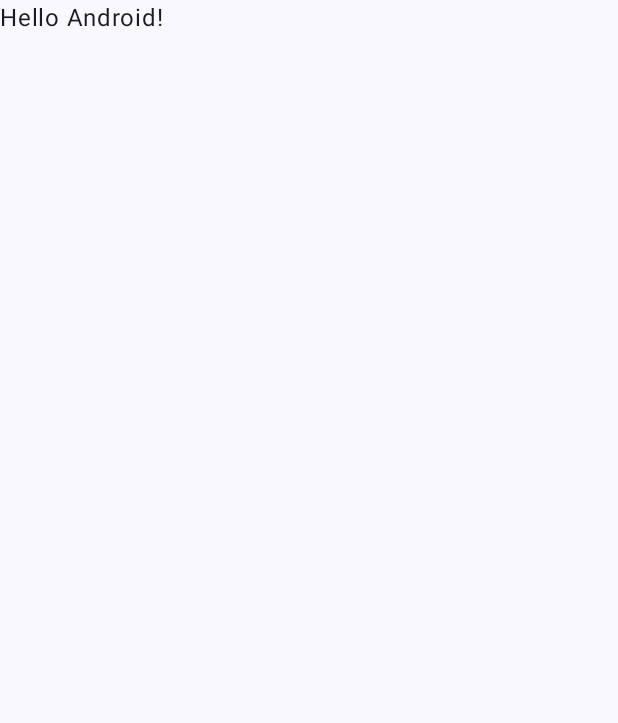
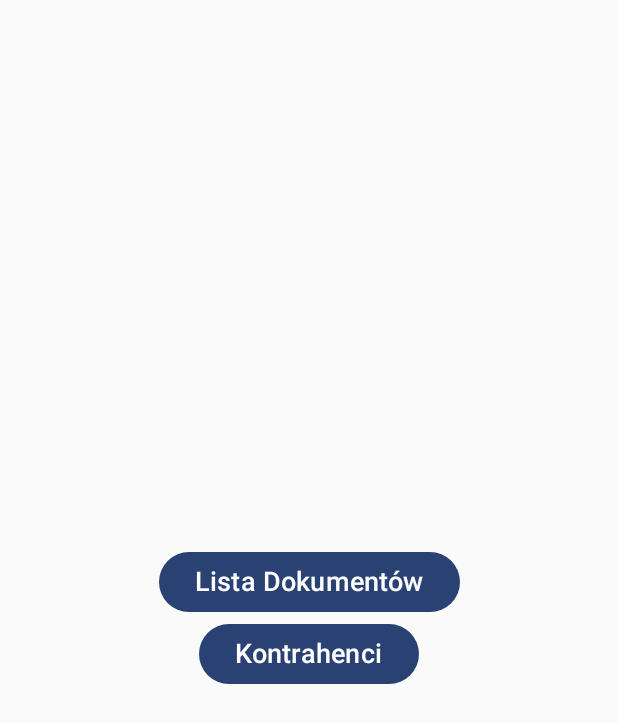
Before and after one commit to NolifekNTB/PrzyjeciaMagazyn, an Android app built with Jetpack Compose: the screen it shows after launch (MainActivity), on a phone screen of 412 x 824 dp. Before the commit the part shown is almost empty. Shown: the top 723 px of the screen. Run offline under Robolectric (Android 15) with nearby library versions, the phone set to English and light mode, and no system bars.

```diff
--- a/app/src/main/AndroidManifest.xml
+++ b/app/src/main/AndroidManifest.xml
@@ -13,7 +13,7 @@
         android:theme="@style/Theme.PrzyjeciaMagazyn"
         tools:targetApi="31">
         <activity
-            android:name=".MainActivity"
+            android:name=".presentation.main.MainActivity"
             android:exported="true"
             android:label="@string/app_name"
             android:theme="@style/Theme.PrzyjeciaMagazyn">
--- a/app/src/main/java/com/example/przyjeciamagazyn/MainActivity.kt
+++ /dev/null
@@ -1,47 +0,0 @@
-package com.example.przyjeciamagazyn
-
-import android.os.Bundle
-import androidx.activity.ComponentActivity
-import androidx.activity.compose.setContent
-import androidx.activity.enableEdgeToEdge
-import androidx.compose.foundation.layout.fillMaxSize
-import androidx.compose.foundation.layout.padding
-import androidx.compose.material3.Scaffold
-import androidx.compose.material3.Text
-import androidx.compose.runtime.Composable
-import androidx.compose.ui.Modifier
-import androidx.compose.ui.tooling.preview.Preview
-import com.example.przyjeciamagazyn.ui.theme.PrzyjeciaMagazynTheme
-
-class MainActivity : ComponentActivity() {
-    override fun onCreate(savedInstanceState: Bundle?) {
-        super.onCreate(savedInstanceState)
-        enableEdgeToEdge()
-        setContent {
-            PrzyjeciaMagazynTheme {
-                Scaffold(modifier = Modifier.fillMaxSize()) { innerPadding ->
-                    Greeting(
-                        name = "Android",
-                        modifier = Modifier.padding(innerPadding)
-                    )
-                }
-            }
-        }
-    }
-}
-
-@Composable
-fun Greeting(name: String, modifier: Modifier = Modifier) {
-    Text(
-        text = "Hello $name!",
-        modifier = modifier
-    )
-}
-
-@Preview(showBackground = true)
-@Composable
-fun GreetingPreview() {
-    PrzyjeciaMagazynTheme {
-        Greeting("Android")
-    }
-}
--- /dev/null
+++ b/app/src/main/java/com/example/przyjeciamagazyn/data/model/Contractor.kt
@@ -0,0 +1,6 @@
+package com.example.przyjeciamagazyn.data.model
+
+data class Contractor(
+    val symbol: String,
+    val name: String
+)
--- /dev/null
+++ b/app/src/main/java/com/example/przyjeciamagazyn/presentation/main/MainActivity.kt
@@ -0,0 +1,53 @@
+package com.example.przyjeciamagazyn.presentation.main
+
+import android.os.Bundle
+import androidx.activity.ComponentActivity
+import androidx.activity.compose.setContent
+import androidx.compose.foundation.layout.Arrangement
+import androidx.compose.foundation.layout.Column
+import androidx.compose.foundation.layout.fillMaxSize
+import androidx.compose.material3.Button
+import androidx.compose.material3.Text
+import androidx.compose.runtime.Composable
+import androidx.compose.ui.Alignment
+import androidx.compose.ui.Modifier
+import androidx.compose.ui.tooling.preview.Preview
+import androidx.compose.ui.unit.sp
+import com.example.przyjeciamagazyn.presentation.contractor.ContractorListViewScreen
+import com.example.przyjeciamagazyn.presentation.theme.PrzyjeciaMagazynTheme
+
+class MainActivity : ComponentActivity() {
+    override fun onCreate(savedInstanceState: Bundle?) {
+        super.onCreate(savedInstanceState)
+        //enableEdgeToEdge()
+        setContent {
+            PrzyjeciaMagazynTheme {
+                MainScreen()
+            }
+        }
+    }
+}
+
+@Composable
+fun MainScreen() {
+    Column(
+        modifier = Modifier.fillMaxSize(),
+        verticalArrangement = Arrangement.Center,
+        horizontalAlignment = Alignment.CenterHorizontally
+    ) {
+        Button(onClick = { /* TODO Navigate to Lista Dokumentów */ }) {
+            Text(text = "Lista Dokumentów", fontSize = 18.sp)
+        }
+        Button(onClick = { /* TODO Navigate to Kontrahenci */ }) {
+            Text(text = "Kontrahenci", fontSize = 18.sp)
+        }
+    }
+}
+
+@Preview(showBackground = true)
+@Composable
+fun MainScreenPreview() {
+    PrzyjeciaMagazynTheme {
+        MainScreen()
+    }
+}
--- a/app/src/main/java/com/example/przyjeciamagazyn/ui/theme/Color.kt
+++ b/app/src/main/java/com/example/przyjeciamagazyn/presentation/theme/Color.kt
@@ -1,4 +1,4 @@
-package com.example.przyjeciamagazyn.ui.theme
+package com.example.przyjeciamagazyn.presentation.theme
 
 import androidx.compose.ui.graphics.Color
 
--- a/app/src/main/java/com/example/przyjeciamagazyn/ui/theme/Theme.kt
+++ b/app/src/main/java/com/example/przyjeciamagazyn/presentation/theme/Theme.kt
@@ -1,6 +1,5 @@
-package com.example.przyjeciamagazyn.ui.theme
+package com.example.przyjeciamagazyn.presentation.theme
 
-import android.app.Activity
 import android.os.Build
 import androidx.compose.foundation.isSystemInDarkTheme
 import androidx.compose.material3.MaterialTheme
--- a/app/src/main/java/com/example/przyjeciamagazyn/ui/theme/Type.kt
+++ b/app/src/main/java/com/example/przyjeciamagazyn/presentation/theme/Type.kt
@@ -1,4 +1,4 @@
-package com.example.przyjeciamagazyn.ui.theme
+package com.example.przyjeciamagazyn.presentation.theme
 
 import androidx.compose.material3.Typography
 import androidx.compose.ui.text.TextStyle
```
Also changed, not shown: app/src/main/java/com/example/przyjeciamagazyn/data/model/Document.kt (added, +7 -0 lines), app/src/main/java/com/example/przyjeciamagazyn/data/model/DocumentPosition.kt (added, +14 -0 lines), app/src/main/java/com/example/przyjeciamagazyn/data/repository/SampleData.kt (added, +39 -0 lines), app/src/main/java/com/example/przyjeciamagazyn/presentation/contractor/ContractorListViewScreen.kt (added, +65 -0 lines), app/src/main/java/com/example/przyjeciamagazyn/presentation/document/DocumentListViewScreen.kt (added, +45 -0 lines), app/src/main/java/com/example/przyjeciamagazyn/presentation/document/DocumentPositionViewScreen.kt (added, +29 -0 lines), app/src/main/java/com/example/przyjeciamagazyn/presentation/document/DocumentViewScreen.kt (added, +54 -0 lines).
